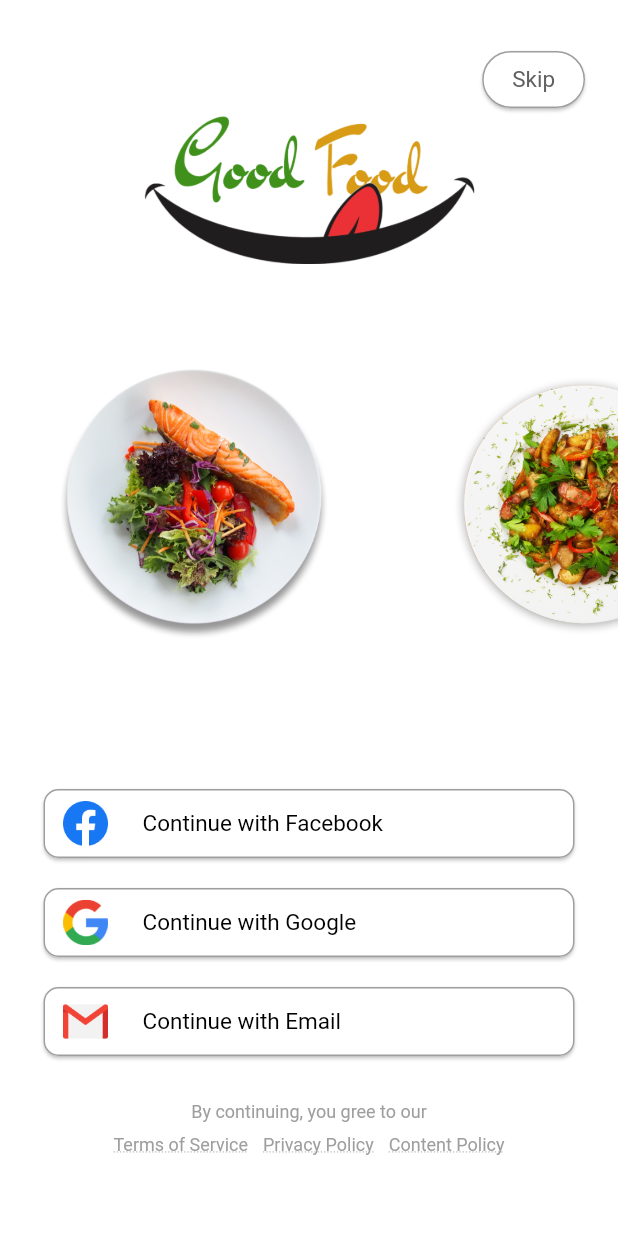
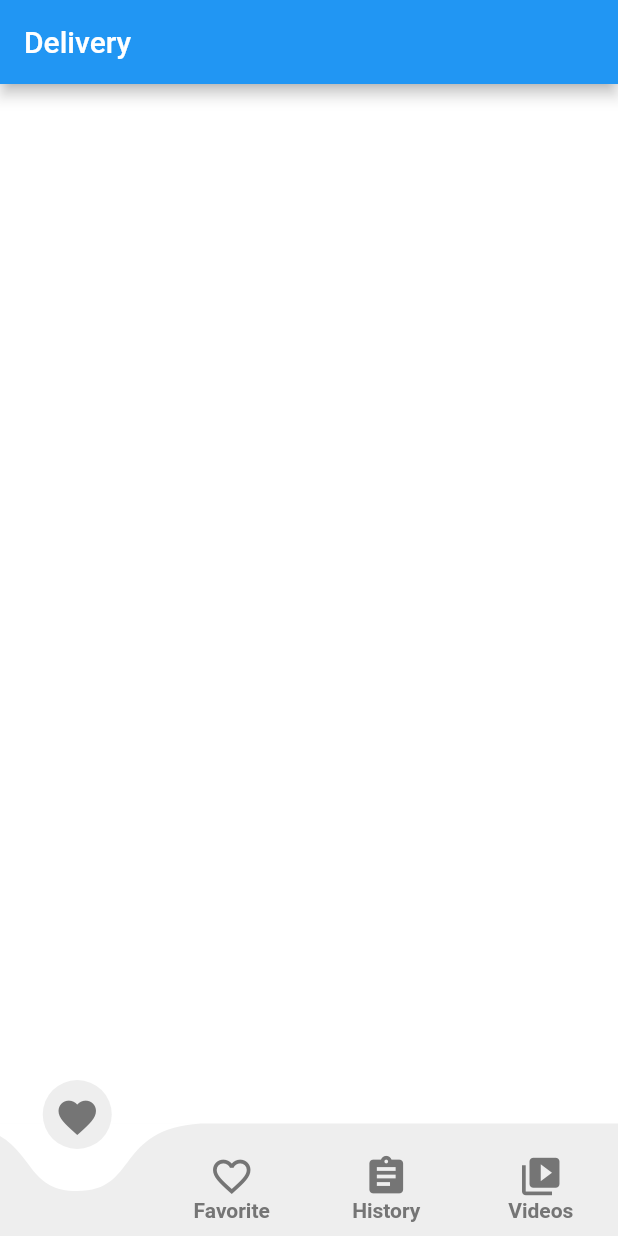
Before and after one commit to ShanmugarajMuthukani/GoodFoodFlutterApp, a Flutter app: the screen it shows after launch, on a phone screen of 412 x 824 dp. Run offline on Flutter 3.47's test engine with Material 2 defaults, Android fonts, the phone set to English and light mode, and no system bars; drawn by our look-alikes of curved_navigation_bar; missing offline and left inert: marquee_widget.

Commit message:
Fixed : Home Page Navigation Bar UI #3

```diff
--- a/goodfood_flutter_app/lib/main.dart
+++ b/goodfood_flutter_app/lib/main.dart
@@ -1,6 +1,7 @@
 import 'package:flutter/material.dart';
 
-import 'ui/routes/AppStartFirstScreenRoute.dart';
+import 'ui/routes/app_start_first_screen_route.dart';
+import 'ui/routes/home_page_route.dart';
 
 void main() => runApp(MyApp());
 
@@ -23,7 +24,7 @@ class MyApp extends StatelessWidget {
         // is not restarted.
         primarySwatch: Colors.blue,
       ),
-      home: AppStartFirstScreenRoute(),
+      home: HomePageRoute(),
     );
   }
 }
--- /dev/null
+++ b/goodfood_flutter_app/lib/ui/routes/delivery_routes.dart
@@ -0,0 +1,32 @@
+import 'package:flutter/material.dart';
+import 'package:goodfoodflutterapp/utils/destination.dart';
+
+class DeliveryRoute extends StatefulWidget{
+  const DeliveryRoute({ Key key, this.destination }) : super(key: key);
+
+  final Destination destination;
+  @override
+  _DeliveryRouteState createState() => _DeliveryRouteState();
+}
+
+class _DeliveryRouteState extends State<DeliveryRoute>{
+
+  @override
+  Widget build(BuildContext context) {
+    return Scaffold(
+      appBar: AppBar(
+        title: Text(widget.destination.title),
+        backgroundColor: Colors.blue,
+      ),
+      backgroundColor: Colors.white,
+      body: SizedBox.expand(
+        child: InkWell(
+          onTap: () {
+            Navigator.pushNamed(context, "/");
+          },
+        ),
+      ),
+    );
+  }
+
+}
--- /dev/null
+++ b/goodfood_flutter_app/lib/ui/routes/destination_view_routes.dart
@@ -0,0 +1,40 @@
+import 'package:flutter/material.dart';
+import 'package:goodfoodflutterapp/ui/routes/delivery_routes.dart';
+import 'package:goodfoodflutterapp/ui/routes/favorite_routes.dart';
+import 'package:goodfoodflutterapp/ui/routes/history_routes.dart';
+import 'package:goodfoodflutterapp/ui/routes/videos_routes.dart';
+import 'package:goodfoodflutterapp/utils/destination.dart';
+
+class DestinationViewRoute extends StatefulWidget {
+  const DestinationViewRoute({ Key key, this.destination }) : super(key: key);
+
+  final Destination destination;
+
+  @override
+  _DestinationViewRouteState createState() => _DestinationViewRouteState();
+}
+
+class _DestinationViewRouteState extends State<DestinationViewRoute> {
+  @override
+  Widget build(BuildContext context) {
+    return Navigator(
+      onGenerateRoute: (RouteSettings settings) {
+        return MaterialPageRoute(
+          settings: settings,
+          builder: (BuildContext context) {
+            switch(settings.name) {
+              case '/':
+                return DeliveryRoute(destination: widget.destination,);
+              case '1':
+                return FavoriteRoute(destination: widget.destination,);
+              case '2':
+                return HistoryRoute(destination: widget.destination,);
+              case '3':
+                return VideosRoute(destination: widget.destination,);
+            }
+          },
+        );
+      },
+    );
+  }
+}
--- /dev/null
+++ b/goodfood_flutter_app/lib/ui/routes/home_page_route.dart
@@ -0,0 +1,64 @@
+import 'package:curved_navigation_bar/curved_navigation_bar.dart';
+import 'package:flutter/cupertino.dart';
+import 'package:flutter/material.dart';
+import 'package:goodfoodflutterapp/ui/routes/destination_view_routes.dart';
+import 'package:goodfoodflutterapp/utils/destination.dart';
+
+class HomePageRoute extends StatefulWidget {
+  @override
+  _HomePageRouteState createState() => _HomePageRouteState();
+}
+
+class _HomePageRouteState extends State<HomePageRoute> {
+  int _page = 0;
+  GlobalKey _bottomNavigationKey = GlobalKey();
+
+  @override
+  Widget build(BuildContext context) {
+    return Scaffold(
+        bottomNavigationBar: CurvedNavigationBar(
+          color: Colors.grey[200],
+          backgroundColor: Colors.white,
+          key: _bottomNavigationKey,
+          items: allDestinations.map((Destination destination) {
+            return _bottomNavigationBarItems(destination.icon,destination.title,destination.index);
+          }).toList(),/*<Widget>[
+            _bottomNavigationBarItems(Icons.favorite, "Delivery",0),
+            _bottomNavigationBarItems(Icons.favorite_border, "Favorite",1),
+            _bottomNavigationBarItems(Icons.assignment, "History",2),
+            _bottomNavigationBarItems(Icons.video_library, "Videos",3),
+            *//*Icon(Icons.favorite_border, size: 30),
+            Icon(Icons.assignment, size: 30),*//*
+          ],*/
+          onTap: (index) {
+            setState(() {
+              _page = index;
+            });
+          },
+        ),
+        body: SafeArea(
+          top: false,
+          child: IndexedStack(
+            index: _page,
+            children:allDestinations.map<Widget>((Destination destination) {
+              return DestinationViewRoute(destination: destination);
+            }).toList(),
+          ),
+        ),
+    );
+  }
+
+  ///BottomNavigationBar Items
+  Widget _bottomNavigationBarItems(IconData iconData,String name,int index) {
+    return Padding(
+      padding: const EdgeInsets.only(top: 20.0),
+      child: Column(
+        children: <Widget>[
+          Icon(iconData, size: 30,color: Colors.grey[600],),
+          Text(_page!=index?name:"",
+          style: TextStyle(fontWeight: FontWeight.bold,color: Colors.grey[600]),),
+        ],
+      ),
+    );
+  }
+}
--- /dev/null
+++ b/goodfood_flutter_app/lib/utils/destination.dart
@@ -0,0 +1,15 @@
+import 'package:flutter/material.dart';
+
+class Destination {
+  const Destination(this.icon, this.title, this.index);
+  final String title;
+  final IconData icon;
+  final int index;
+}
+
+const List<Destination> allDestinations = <Destination>[
+  Destination(Icons.favorite,"Delivery",0),
+  Destination(Icons.favorite_border, "Favorite",1),
+  Destination(Icons.assignment, "History",2),
+  Destination(Icons.video_library, "Videos",3),
+];
--- a/goodfood_flutter_app/pubspec.yaml
+++ b/goodfood_flutter_app/pubspec.yaml
@@ -27,6 +27,8 @@ dependencies:
   flutter_signin_button: ^1.0.0
 
   marquee_widget: ^0.8.0
+
+  curved_navigation_bar: ^0.3.2
 
 dev_dependencies:
   flutter_test:
```
Also changed, not shown: goodfood_flutter_app/lib/ui/routes/favorite_routes.dart (added, +29 -0 lines), goodfood_flutter_app/lib/ui/routes/history_routes.dart (added, +32 -0 lines), goodfood_flutter_app/lib/ui/routes/videos_routes.dart (added, +32 -0 lines), goodfood_flutter_app/lib/ui/routes/app_start_first_screen_route.dart (renamed from goodfood_flutter_app/lib/ui/routes/AppStartFirstScreenRoute.dart), goodfood_flutter_app/pubspec.lock.
